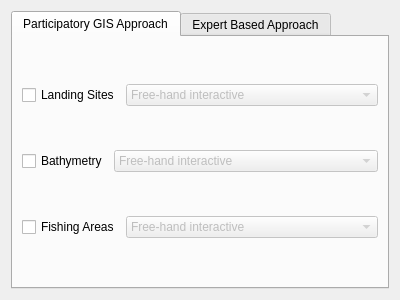
The window that page2.ui (doublebyte1/eaf) describes before a commit, drawn with Qt 5.
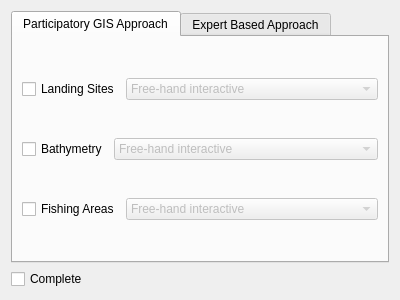
The same window after the commit.

Commit message: - Added Intro and Conclusion pages with watermark, to the wizard; - Added checkbox to set the completness of the step, and use it to enable the "next" button - Go to next tab, on completion of the wizard - implemented progress bar - Implement the "New project" functionality, as a reset of the first wizard and setting the flow to the start point

What changed in the file:
```diff
--- a/page2.ui
+++ b/page2.ui
@@ -153,6 +153,13 @@
      </widget>
     </widget>
    </item>
+   <item>
+    <widget class="QCheckBox" name="checkComplete">
+     <property name="text">
+      <string>Complete</string>
+     </property>
+    </widget>
+   </item>
   </layout>
  </widget>
  <resources/>
```
The commit also changes 36 other files.
